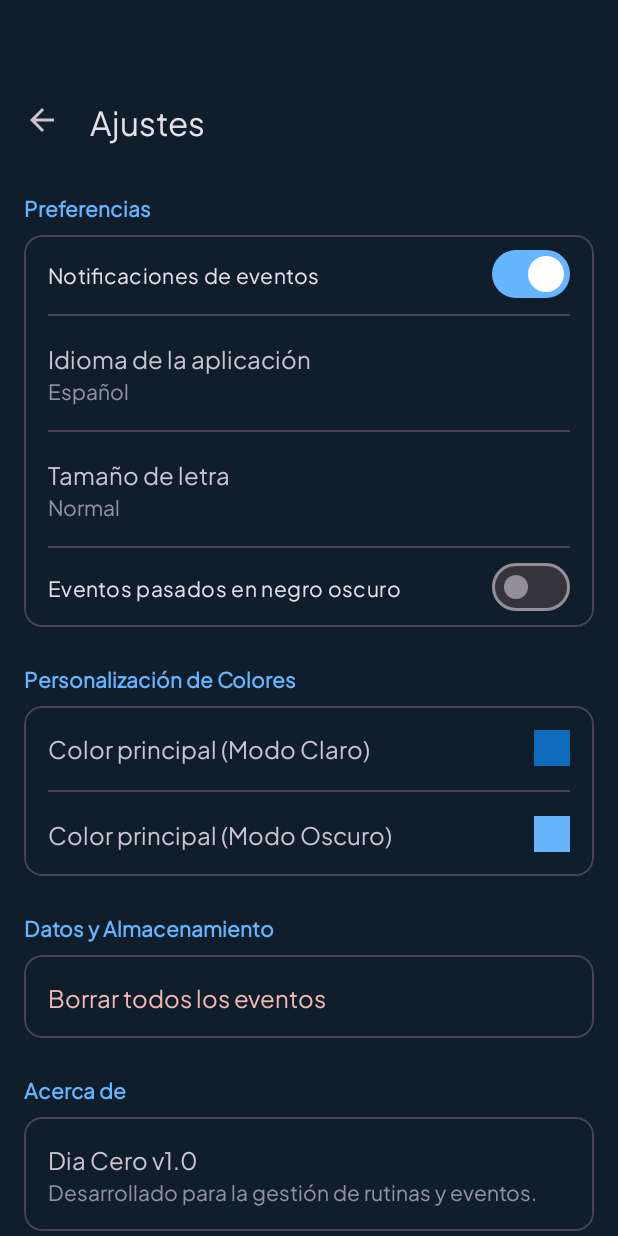
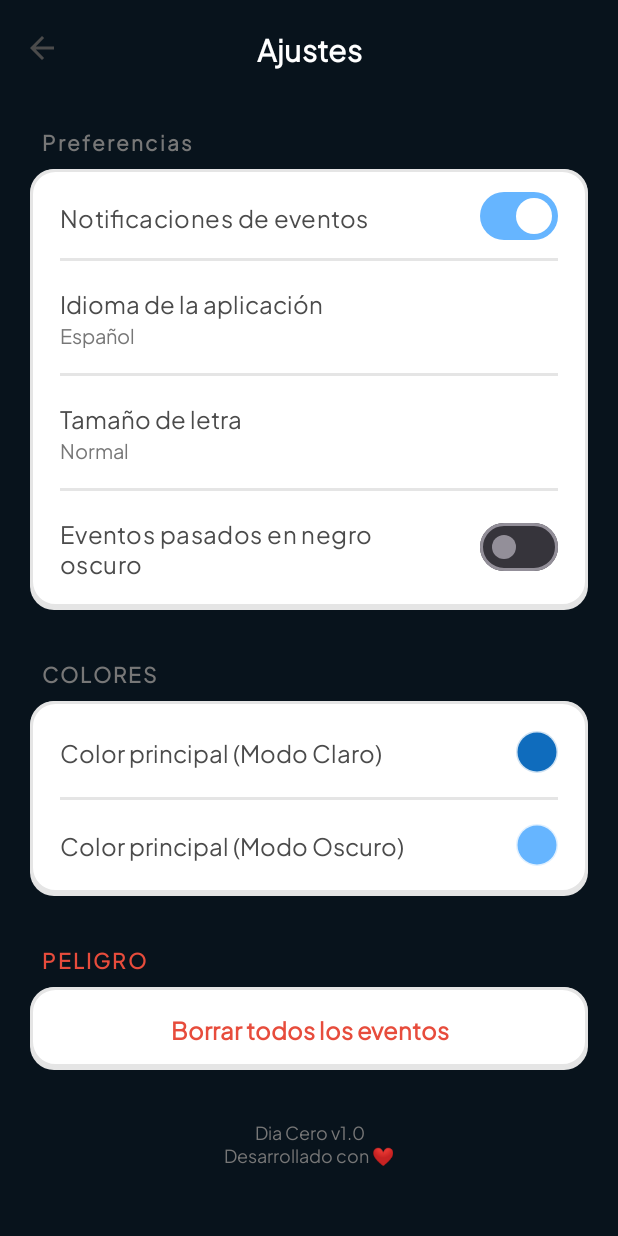
Before and after one commit to Rabenn/DiaCero, an Android app: the AjustesActivity screen opened directly, with no data from a screen before it, on a phone screen of 412 x 824 dp. Run offline under Robolectric (Android 15) with nearby library versions, the phone set to English and light mode, and no system bars; our stand-ins replace Room's generated code.

Commit message:
FEAT: Estilos pantalla inicio, estilos de ajustes y buscador y eventos mejorados

```diff
--- /dev/null
+++ b/app/src/main/res/drawable/bg_circle_soft_blue.xml
@@ -0,0 +1,5 @@
+<shape xmlns:android="http://schemas.android.com/apk/res/android" android:shape="oval">
+    <solid android:color="@color/brand_blue" />
+    <stroke android:width="2dp" android:color="#33000000" />
+    <size android:width="24dp" android:height="24dp" />
+</shape>
--- /dev/null
+++ b/app/src/main/res/drawable/bg_circle_soft_purple.xml
@@ -0,0 +1,5 @@
+<shape xmlns:android="http://schemas.android.com/apk/res/android" android:shape="oval">
+    <solid android:color="@color/brand_purple" />
+    <stroke android:width="2dp" android:color="#33000000" />
+    <size android:width="24dp" android:height="24dp" />
+</shape>
--- a/app/src/main/res/layout/activity_ajustes.xml
+++ b/app/src/main/res/layout/activity_ajustes.xml
@@ -1,23 +1,29 @@
 <?xml version="1.0" encoding="utf-8"?>
 <androidx.constraintlayout.widget.ConstraintLayout xmlns:android="http://schemas.android.com/apk/res/android"
     xmlns:app="http://schemas.android.com/apk/res-auto"
+    xmlns:tools="http://schemas.android.com/tools"
     android:layout_width="match_parent"
     android:layout_height="match_parent"
-    android:background="?attr/colorSurface"
-    android:paddingTop="48dp">
+    android:background="?attr/android:windowBackground">
 
+    <!-- TOOLBAR ESTILO DUOLINGO -->
     <com.google.android.material.appbar.MaterialToolbar
         android:id="@+id/toolbarAjustes"
         android:layout_width="match_parent"
         android:layout_height="?attr/actionBarSize"
-        android:background="?attr/colorSurface"
+        android:background="?attr/android:windowBackground"
+        app:titleCentered="true"
         app:title="@string/ajustes"
+        app:titleTextAppearance="@style/DuoCalendarNumbers"
         app:navigationIcon="@drawable/ic_arrow_back"
+        app:navigationIconTint="@color/duo_text_main"
         app:layout_constraintTop_toTopOf="parent" />
 
     <androidx.core.widget.NestedScrollView
         android:layout_width="match_parent"
         android:layout_height="0dp"
+        android:clipToPadding="false"
+        android:paddingBottom="32dp"
         app:layout_constraintBottom_toBottomOf="parent"
         app:layout_constraintTop_toBottomOf="@id/toolbarAjustes">
 
@@ -25,256 +31,173 @@
             android:layout_width="match_parent"
             android:layout_height="wrap_content"
             android:orientation="vertical"
-            android:padding="16dp">
+            android:padding="20dp">
 
+            <!-- SECCIÓN: PREFERENCIAS -->
             <TextView
                 android:layout_width="wrap_content"
                 android:layout_height="wrap_content"
                 android:text="@string/preferencias"
-                android:textColor="?attr/colorPrimary"
+                android:fontFamily="@font/brand_font"
+                android:textColor="@color/duo_text_secondary"
+                android:textSize="14sp"
                 android:textStyle="bold"
+                android:letterSpacing="0.1"
+                android:layout_marginStart="8dp"
                 android:layout_marginBottom="8dp" />
-
-            <com.google.android.material.card.MaterialCardView
-                android:layout_width="match_parent"
-                android:layout_height="wrap_content"
-                app:cardCornerRadius="12dp"
-                app:cardElevation="0dp"
-                app:strokeWidth="1dp"
-                app:strokeColor="?attr/colorOutlineVariant">
 
             <LinearLayout
                 android:layout_width="match_parent"
                 android:layout_height="wrap_content"
-                    android:orientation="vertical">
+                android:background="@drawable/bg_duo_card"
+                android:orientation="vertical"
+                android:padding="4dp">
 
+                <!-- Notificaciones -->
                 <com.google.android.material.materialswitch.MaterialSwitch
                     android:id="@+id/switchNotificaciones"
                     android:layout_width="match_parent"
                     android:layout_height="wrap_content"
                     android:padding="16dp"
                     android:text="@string/notificaciones_de_eventos"
-                        android:checked="true" />
+                    android:fontFamily="@font/brand_font"
+                    android:textSize="16sp"
+                    android:textColor="@color/duo_text_main" />
 
-                    <View
-                        android:layout_width="match_parent"
-                        android:layout_height="1dp"
-                        android:background="?attr/colorOutlineVariant"
-                        android:layout_marginHorizontal="16dp" />
+                <View android:layout_width="match_parent" android:layout_height="2dp" android:background="@color/duo_border" android:layout_marginHorizontal="16dp" />
 
+                <!-- Idioma -->
                 <LinearLayout
                     android:id="@+id/btnIdioma"
                     android:layout_width="match_parent"
                     android:layout_height="wrap_content"
+                    android:background="?attr/selectableItemBackground"
                     android:clickable="true"
                     android:focusable="true"
-                        android:background="?attr/selectableItemBackground"
                     android:orientation="vertical"
                     android:padding="16dp">
-
-                        <TextView
-                            android:layout_width="wrap_content"
-                            android:layout_height="wrap_content"
-                            android:text="@string/idioma_de_la_aplicaci_n"
-                            android:textSize="16sp" />
-                        <TextView
-                            android:id="@+id/tvIdiomaActual"
-                            android:layout_width="wrap_content"
-                            android:layout_height="wrap_content"
-                            android:text="@string/espa_ol_predeterminado"
-                            android:textSize="14sp"
-                            android:alpha="0.7" />
+                    <TextView android:layout_width="wrap_content" android:layout_height="wrap_content" android:text="@string/idioma_de_la_aplicaci_n" android:fontFamily="@font/brand_font" android:textSize="16sp" android:textColor="@color/duo_text_main" />
+                    <TextView android:id="@+id/tvIdiomaActual" android:layout_width="wrap_content" android:layout_height="wrap_content" android:fontFamily="@font/brand_font" android:textSize="13sp" android:textColor="@color/duo_text_secondary" tools:text="Español" />
                 </LinearLayout>
 
-                    <View
-                        android:layout_width="match_parent"
-                        android:layout_height="1dp"
-                        android:background="?attr/colorOutlineVariant"
-                        android:layout_marginHorizontal="16dp" />
+                <View android:layout_width="match_parent" android:layout_height="2dp" android:background="@color/duo_border" android:layout_marginHorizontal="16dp" />
 
+                <!-- TAMAÑO DE LETRA (Añadido para corregir el error) -->
                 <LinearLayout
                     android:id="@+id/btnTamanoLetra"
                     android:layout_width="match_parent"
                     android:layout_height="wrap_content"
+                    android:background="?attr/selectableItemBackground"
                     android:clickable="true"
                     android:focusable="true"
-                        android:background="?attr/selectableItemBackground"
                     android:orientation="vertical"
                     android:padding="16dp">
-
-                        <TextView
-                            android:layout_width="wrap_content"
-                            android:layout_height="wrap_content"
-                            android:text="@string/tama_o_de_letra"
-                            android:textSize="16sp" />
-                        <TextView
-                            android:id="@+id/tvTamanoLetraActual"
-                            android:layout_width="wrap_content"
-                            android:layout_height="wrap_content"
-                            android:text="@string/normal"
-                            android:textSize="14sp"
-                            android:alpha="0.7" />
+                    <TextView android:layout_width="wrap_content" android:layout_height="wrap_content" android:text="@string/tama_o_de_letra" android:fontFamily="@font/brand_font" android:textSize="16sp" android:textColor="@color/duo_text_main" />
+                    <TextView android:id="@+id/tvTamanoLetraActual" android:layout_width="wrap_content" android:layout_height="wrap_content" android:fontFamily="@font/brand_font" android:textSize="13sp" android:textColor="@color/duo_text_secondary" tools:text="Normal" />
                 </LinearLayout>
 
-                    <View
-                        android:layout_width="match_parent"
-                        android:layout_height="1dp"
-                        android:background="?attr/colorOutlineVariant"
-                        android:layout_marginHorizontal="16dp" />
+                <View android:layout_width="match_parent" android:layout_height="2dp" android:background="@color/duo_border" android:layout_marginHorizontal="16dp" />
 
+                <!-- Eventos Pasados -->
                 <com.google.android.material.materialswitch.MaterialSwitch
                     android:id="@+id/switchEventosPasados"
                     android:layout_width="match_parent"
                     android:layout_height="wrap_content"
                     android:padding="16dp"
                     android:text="@string/eventos_pasados_en_negro_oscuro"
-                        android:checked="false" />
+                    android:fontFamily="@font/brand_font"
+                    android:textSize="16sp"
+                    android:textColor="@color/duo_text_main" />
             </LinearLayout>
-            </com.google.android.material.card.MaterialCardView>
 
+            <!-- SECCIÓN: COLORES -->
             <TextView
                 android:layout_width="wrap_content"
                 android:layout_height="wrap_content"
-                android:text="@string/personalizaci_n_de_colores"
-                android:textColor="?attr/colorPrimary"
+                android:text="COLORES"
+                android:fontFamily="@font/brand_font"
+                android:textColor="@color/duo_text_secondary"
+                android:textSize="14sp"
                 android:textStyle="bold"
-                android:layout_marginTop="24dp"
+                android:letterSpacing="0.1"
+                android:layout_marginTop="32dp"
+                android:layout_marginStart="8dp"
                 android:layout_marginBottom="8dp" />
-
-            <com.google.android.material.card.MaterialCardView
-                android:layout_width="match_parent"
-                android:layout_height="wrap_content"
-                app:cardCornerRadius="12dp"
-                app:cardElevation="0dp"
-                app:strokeWidth="1dp"
-                app:strokeColor="?attr/colorOutlineVariant">
 
             <LinearLayout
                 android:layout_width="match_parent"
                 android:layout_height="wrap_content"
-                    android:orientation="vertical">
+                android:background="@drawable/bg_duo_card"
+                android:orientation="vertical"
+                android:padding="4dp">
 
                 <LinearLayout
                     android:id="@+id/btnColorClaro"
                     android:layout_width="match_parent"
                     android:layout_height="wrap_content"
-                        android:clickable="true"
-                        android:focusable="true"
-                        android:background="?attr/selectableItemBackground"
                     android:padding="16dp"
                     android:gravity="center_vertical">
-                        <TextView
-                            android:layout_width="0dp"
-                            android:layout_height="wrap_content"
-                            android:layout_weight="1"
-                            android:text="@string/color_principal_modo_claro"
-                            android:textSize="16sp" />
-                        <View
-                            android:id="@+id/viewColorClaro"
-                            android:layout_width="24dp"
-                            android:layout_height="24dp"
-                            android:background="@color/primary" />
+                    <TextView android:layout_width="0dp" android:layout_height="wrap_content" android:layout_weight="1" android:text="@string/color_principal_modo_claro" android:fontFamily="@font/brand_font" android:textSize="16sp" android:textColor="@color/duo_text_main" />
+                    <View android:id="@+id/viewColorClaro" android:layout_width="28dp" android:layout_height="28dp" android:background="@drawable/bg_circle_soft_blue" />
                 </LinearLayout>
 
-                    <View
-                        android:layout_width="match_parent"
-                        android:layout_height="1dp"
-                        android:background="?attr/colorOutlineVariant"
-                        android:layout_marginHorizontal="16dp" />
+                <View android:layout_width="match_parent" android:layout_height="2dp" android:background="@color/duo_border" android:layout_marginHorizontal="16dp" />
 
                 <LinearLayout
                     android:id="@+id/btnColorOscuro"
                     android:layout_width="match_parent"
                     android:layout_height="wrap_content"
-                        android:clickable="true"
-                        android:focusable="true"
-                        android:background="?attr/selectableItemBackground"
                     android:padding="16dp"
                     android:gravity="center_vertical">
-                        <TextView
-                            android:layout_width="0dp"
-                            android:layout_height="wrap_content"
-                            android:layout_weight="1"
-                            android:text="@string/color_principal_modo_oscuro"
-                            android:textSize="16sp" />
-                        <View
-                            android:id="@+id/viewColorOscuro"
-                            android:layout_width="24dp"
-                            android:layout_height="24dp"
-                            android:background="@color/dark_primary" />
+                    <TextView android:layout_width="0dp" android:layout_height="wrap_content" android:layout_weight="1" android:text="@string/color_principal_modo_oscuro" android:fontFamily="@font/brand_font" android:textSize="16sp" android:textColor="@color/duo_text_main" />
+                    <View android:id="@+id/viewColorOscuro" android:layout_width="28dp" android:layout_height="28dp" android:background="@drawable/bg_circle_soft_purple" />
                 </LinearLayout>
             </LinearLayout>
-            </com.google.android.material.card.MaterialCardView>
 
+            <!-- SECCIÓN: PELIGRO -->
             <TextView
                 android:layout_width="wrap_content"
                 android:layout_height="wrap_content"
-                android:text="@string/datos_y_almacenamiento"
-                android:textColor="?attr/colorPrimary"
+                android:text="PELIGRO"
+                android:fontFamily="@font/brand_font"
+                android:textColor="@color/brand_red"
+                android:textSize="14sp"
                 android:textStyle="bold"
-                android:layout_marginTop="24dp"
+                android:letterSpacing="0.1"
+                android:layout_marginTop="32dp"
+                android:layout_marginStart="8dp"
                 android:layout_marginBottom="8dp" />
-
-            <com.google.android.material.card.MaterialCardView
-                android:layout_width="match_parent"
-                android:layout_height="wrap_content"
-                app:cardCornerRadius="12dp"
-                app:cardElevation="0dp"
-                app:strokeWidth="1dp"
-                app:strokeColor="?attr/colorOutlineVariant">
 
             <LinearLayout
                 android:id="@+id/btnLimpiarDatos"
                 android:layout_width="match_parent"
                 android:layout_height="wrap_content"
+                android:background="@drawable/bg_duo_card"
                 android:clickable="true"
                 android:focusable="true"
-                    android:background="?attr/selectableItemBackground"
                 android:padding="16dp">
                 <TextView
-                        android:layout_width="wrap_content"
+                    android:layout_width="match_parent"
                     android:layout_height="wrap_content"
                     android:text="@string/borrar_todos_los_eventos"
-                        android:textColor="?attr/colorError"
+                    android:fontFamily="@font/brand_font"
+                    android:textStyle="bold"
+                    android:gravity="center"
+                    android:textColor="@color/brand_red"
                     android:textSize="16sp" />
             </LinearLayout>
-            </com.google.android.material.card.MaterialCardView>
 
+            <!-- SECCIÓN: INFO -->
             <TextView
-                android:layout_width="wrap_content"
-                android:layout_height="wrap_content"
-                android:text="@string/acerca_de"
-                android:textColor="?attr/colorPrimary"
-                android:textStyle="bold"
-                android:layout_marginTop="24dp"
-                android:layout_marginBottom="8dp" />
-
-            <com.google.android.material.card.MaterialCardView
+                android:id="@+id/tvVersion"
                 android:layout_width="match_parent"
                 android:layout_height="wrap_content"
-                app:cardCornerRadius="12dp"
-                app:cardElevation="0dp"
-                app:strokeWidth="1dp"
-                app:strokeColor="?attr/colorOutlineVariant">
-
-                <LinearLayout
-                    android:layout_width="match_parent"
-                    android:layout_height="wrap_content"
-                    android:orientation="vertical"
-                    android:padding="16dp">
-                    <TextView
-                        android:layout_width="wrap_content"
-                        android:layout_height="wrap_content"
-                        android:text="@string/dia_cero_v1_0"
-                        android:textSize="16sp" />
-                    <TextView
-                        android:layout_width="wrap_content"
-                        android:layout_height="wrap_content"
-                        android:text="@string/desarrollado_para_la_gesti_n_de_rutinas_y_eventos"
-                        android:textSize="14sp"
-                        android:alpha="0.7" />
-                </LinearLayout>
-            </com.google.android.material.card.MaterialCardView>
+                android:layout_marginTop="32dp"
+                android:gravity="center"
+                android:fontFamily="@font/brand_font"
+                android:text="Dia Cero v1.0\nDesarrollado con ❤️"
+                android:textColor="@color/duo_text_secondary"
+                android:textSize="12sp" />
 
         </LinearLayout>
     </androidx.core.widget.NestedScrollView>
```
Also changed, not shown: app/src/main/java/com/unaiIgorRuben/diacero/ui/calendario/CalendarioFragment.kt (+12 -9 lines), app/src/main/java/com/unaiIgorRuben/diacero/ui/calendario/adapter/CalendarioAdapter.kt (+13 -7 lines), app/src/main/res/drawable/bg_button_duo.xml (added, +20 -0 lines), app/src/main/res/drawable/bg_button_duo_blue.xml (added, +33 -0 lines), app/src/main/res/drawable/bg_button_duo_purple.xml (added, +33 -0 lines), app/src/main/res/drawable/bg_button_duo_yellow.xml (added, +34 -0 lines), app/src/main/res/drawable/bg_calendar_card.xml (+7 -5 lines), app/src/main/res/layout/activity_main.xml (+67 -35 lines), app/src/main/res/layout/item_evento.xml (+55 -43 lines). Lines whose indentation alone changed are shown as unchanged.
